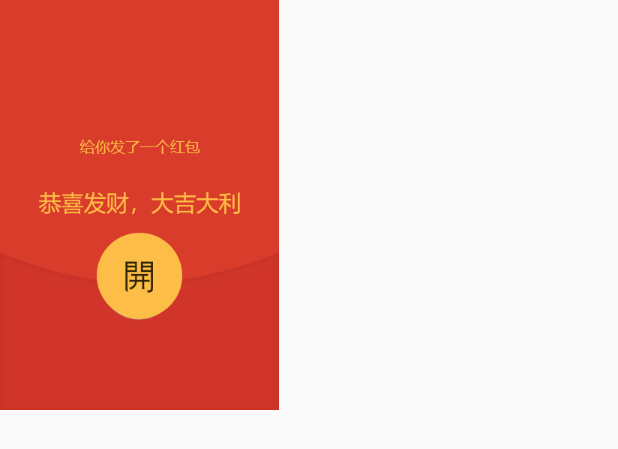
After one commit to SingleView/redpick1, an Android app: the layout hongbao_dialog.xml on its own in the app's theme, with its tools: preview values and no code run, on a phone screen of 412 x 824 dp. The commit adds this screen. Shown: the top 449 px of the screen. Run offline under Robolectric (Android 15) with nearby library versions, the phone set to English and light mode, and no system bars.

Commit message:
修改部分bug

```diff
--- a/app/src/main/java/com/wlhb/hongbao/bean/BroadcastData.java
+++ b/app/src/main/java/com/wlhb/hongbao/bean/BroadcastData.java
@@ -28,6 +28,7 @@ public class BroadcastData implements Serializable {
 
 
     public static class PageParameterBean {
+        public String userId;
     }
 
     public static class DataListBean {
@@ -58,6 +59,8 @@ public class BroadcastData implements Serializable {
         public int status;
         public int noticeId;
         public int type;
+        public String username;
+        public String userImg;
 
     }
 }
--- /dev/null
+++ b/app/src/main/res/layout/hongbao_dialog.xml
@@ -0,0 +1,24 @@
+<?xml version="1.0" encoding="utf-8"?>
+<RelativeLayout xmlns:android="http://schemas.android.com/apk/res/android"
+    android:id="@+id/view"
+    android:layout_width="wrap_content"
+    android:layout_height="wrap_content"
+    android:orientation="vertical">
+
+    <ImageView
+        android:layout_width="wrap_content"
+        android:layout_height="wrap_content"
+        android:layout_centerInParent="true"
+        android:background="@drawable/qhb" />
+
+    <TextView
+        android:id="@+id/tv_name"
+        android:layout_width="wrap_content"
+        android:layout_height="wrap_content"
+        android:layout_centerHorizontal="true"
+        android:layout_marginTop="30dp"
+        android:textColor="#FDBE47"
+        android:textSize="18sp" />
+
+
+</RelativeLayout>
```
Also changed, not shown: app/src/main/java/com/wlhb/hongbao/ui/fragment/HomeFragment.java (+29 -3 lines), app/src/main/java/com/wlhb/hongbao/ui/fragment/MessageFragment.java (+20 -3 lines), app/src/main/res/drawable-xhdpi/qhb.png (added).
